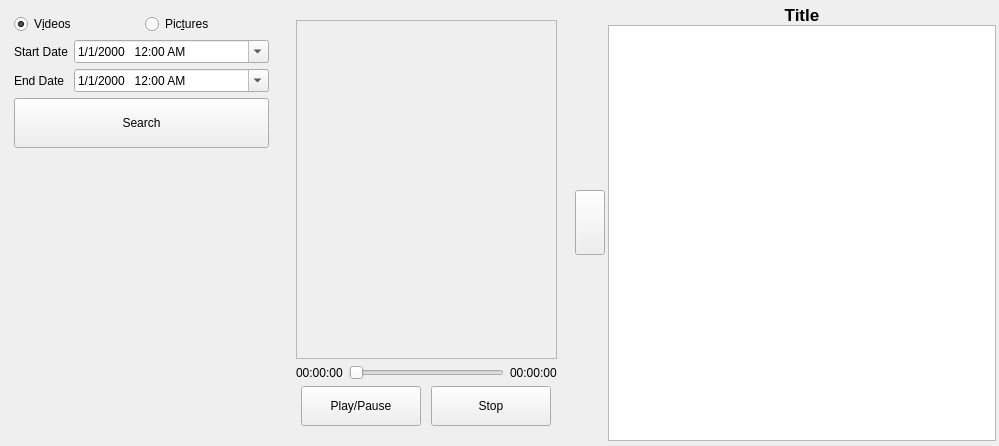
Before: the Qt Designer form custom_widgets/records/records.ui in elmhadji/AccessController, drawn with Qt 5.
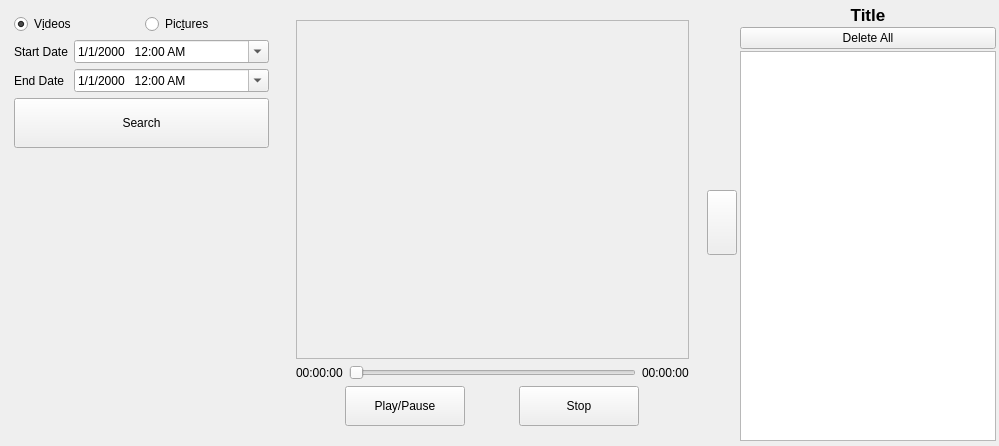
After: the same form once the commit is applied. Icons and pictures are not drawn.

Commit message: -Add delete all buton to delete all items

```diff
--- a/custom_widgets/records/records.ui
+++ b/custom_widgets/records/records.ui
@@ -177,10 +177,13 @@
 
 </string>
   </property>
-  <layout class="QHBoxLayout" name="horizontalLayout_2" stretch="1,3,0,4">
+  <layout class="QHBoxLayout" name="horizontalLayout_2" stretch="0,3,0,0">
    <property name="spacing">
     <number>3</number>
    </property>
+   <property name="sizeConstraint">
+    <enum>QLayout::SizeConstraint::SetNoConstraint</enum>
+   </property>
    <property name="leftMargin">
     <number>5</number>
    </property>
@@ -559,7 +562,7 @@
      </property>
      <layout class="QVBoxLayout" name="verticalLayout">
       <property name="spacing">
-       <number>0</number>
+       <number>2</number>
       </property>
       <property name="leftMargin">
        <number>0</number>
@@ -590,6 +593,20 @@
         </property>
        </widget>
       </item>
+      <item>
+       <widget class="QPushButton" name="deleteAllButton">
+        <property name="text">
+         <string>Delete All</string>
+        </property>
+        <property name="icon">
+         <iconset resource="records.qrc">
+          <normaloff>:/resources/resources/Icons/trash-solid.svg</normaloff>:/resources/resources/Icons/trash-solid.svg</iconset>
+        </property>
+        <property name="flat">
+         <bool>false</bool>
+        </property>
+       </widget>
+      </item>
       <item>
        <widget class="QListWidget" name="listWidget">
         <property name="enabled">
```
Left out of the diff: 10 changed lines with no effect on the pictures. The commit also changes 4 other files.
